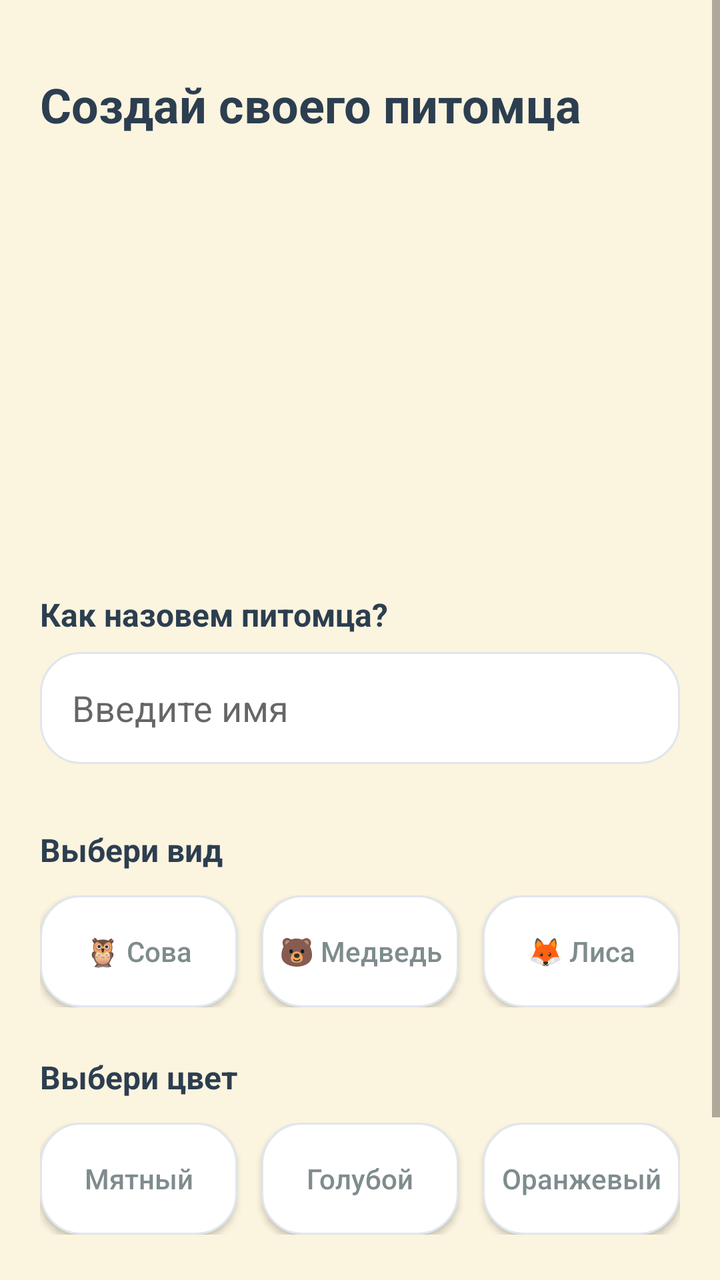
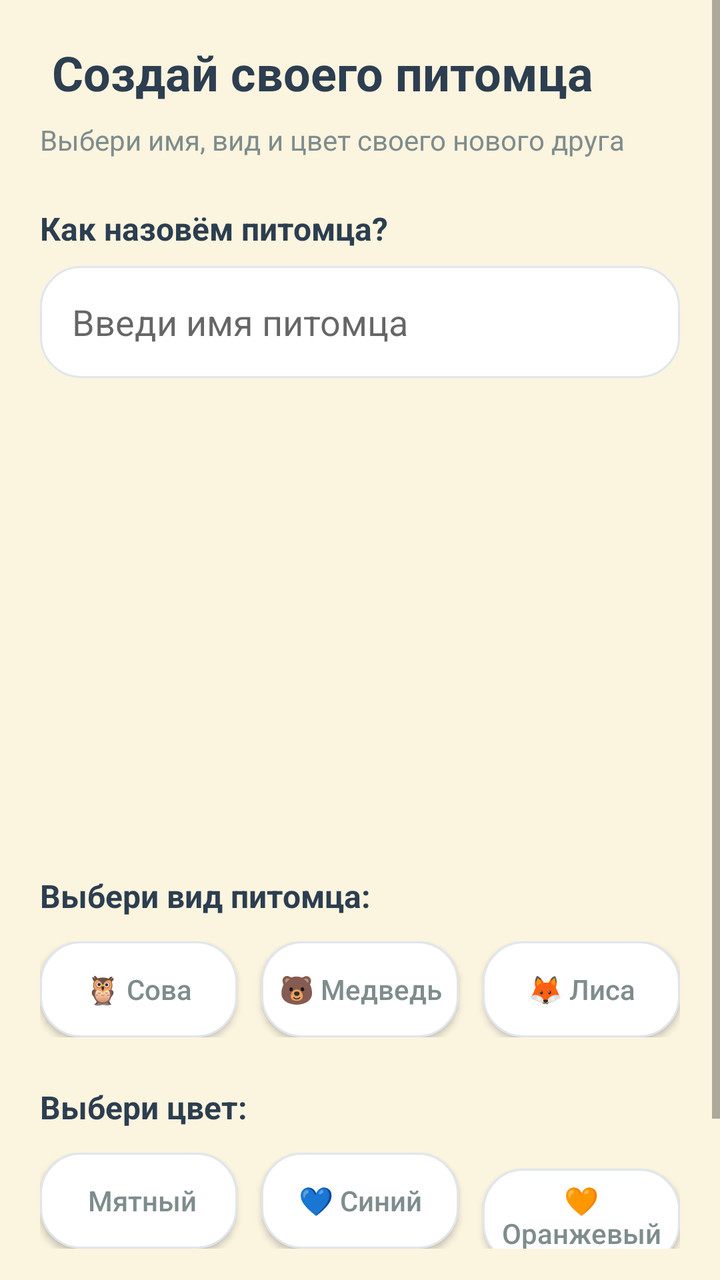

Screens rendered from an Android XML layout before and after an edit, with the pre-edit source and the edit as a unified diff.
<!-- AndroidManifest.xml: application theme Theme.MaterialComponents.DayNight.NoActionBar -->
<!-- res/layout/activity_create_pet.xml -->
<?xml version="1.0" encoding="utf-8"?>
<ScrollView xmlns:android="http://schemas.android.com/apk/res/android"
    android:layout_width="match_parent"
    android:layout_height="match_parent"
    android:background="#FBF4DF">

    <LinearLayout
        android:layout_width="match_parent"
        android:layout_height="wrap_content"
        android:orientation="vertical"
        android:padding="20dp">

        
        <TextView
            android:layout_width="wrap_content"
            android:layout_height="wrap_content"
            android:text="Создай своего питомца"
            android:textSize="24sp"
            android:textStyle="bold"
            android:textColor="#2C3E50"
            android:layout_marginTop="16dp"
            android:layout_marginBottom="24dp" />

        
        <ImageView
            android:id="@+id/iv_pet_preview"
            android:layout_width="180dp"
            android:layout_height="180dp"
            android:layout_gravity="center_horizontal"
            android:layout_marginBottom="24dp"
            android:scaleType="centerInside" />

        
        <TextView
            android:layout_width="wrap_content"
            android:layout_height="wrap_content"
            android:text="Как назовем питомца?"
            android:textSize="16sp"
            android:textStyle="bold"
            android:textColor="#2C3E50"
            android:layout_marginBottom="8dp" />

        <EditText
            android:id="@+id/et_pet_name"
            android:layout_width="match_parent"
            android:layout_height="56dp"
            android:hint="Введите имя"
            android:background="@drawable/bg_card"
            android:paddingStart="16dp"
            android:paddingEnd="16dp"
            android:textSize="18sp"
            android:textColor="#2C3E50"
            android:layout_marginBottom="32dp" />

        
        <TextView
            android:layout_width="wrap_content"
            android:layout_height="wrap_content"
            android:text="Выбери вид"
            android:textSize="16sp"
            android:textStyle="bold"
            android:textColor="#2C3E50"
            android:layout_marginBottom="12dp" />

        <LinearLayout
            android:layout_width="match_parent"
            android:layout_height="wrap_content"
            android:orientation="horizontal"
            android:gravity="center"
            android:layout_marginBottom="24dp">

            <androidx.appcompat.widget.AppCompatButton
                android:id="@+id/btn_owl"
                android:layout_width="0dp"
                android:layout_weight="1"
                android:layout_height="56dp"
                android:text="🦉 Сова"
                android:textSize="14sp"
                android:textAllCaps="false"
                android:background="@drawable/bg_card"
                android:textColor="#7F8C8D"
                android:layout_marginEnd="6dp" />

            <androidx.appcompat.widget.AppCompatButton
                android:id="@+id/btn_bear"
                android:layout_width="0dp"
                android:layout_weight="1"
                android:layout_height="56dp"
                android:text="🐻 Медведь"
                android:textSize="14sp"
                android:textAllCaps="false"
                android:background="@drawable/bg_card"
                android:textColor="#7F8C8D"
                android:layout_marginStart="6dp"
                android:layout_marginEnd="6dp" />

            <androidx.appcompat.widget.AppCompatButton
                android:id="@+id/btn_fox"
                android:layout_width="0dp"
                android:layout_weight="1"
                android:layout_height="56dp"
                android:text="🦊 Лиса"
                android:textSize="14sp"
                android:textAllCaps="false"
                android:background="@drawable/bg_card"
                android:textColor="#7F8C8D"
                android:layout_marginStart="6dp" />
        </LinearLayout>

        
        <TextView
            android:layout_width="wrap_content"
            android:layout_height="wrap_content"
            android:text="Выбери цвет"
            android:textSize="16sp"
            android:textStyle="bold"
            android:textColor="#2C3E50"
            android:layout_marginBottom="12dp" />

        <LinearLayout
            android:layout_width="match_parent"
            android:layout_height="wrap_content"
            android:orientation="horizontal"
            android:gravity="center"
            android:layout_marginBottom="40dp">

            <androidx.appcompat.widget.AppCompatButton
                android:id="@+id/btn_mint"
                android:layout_width="0dp"
                android:layout_weight="1"
                android:layout_height="56dp"
                android:text="Мятный"
                android:textSize="14sp"
                android:textAllCaps="false"
                android:background="@drawable/bg_card"
                android:textColor="#7F8C8D"
                android:layout_marginEnd="6dp" />

            <androidx.appcompat.widget.AppCompatButton
                android:id="@+id/btn_blue"
                android:layout_width="0dp"
                android:layout_weight="1"
                android:layout_height="56dp"
                android:text="Голубой"
                android:textSize="14sp"
                android:textAllCaps="false"
                android:background="@drawable/bg_card"
                android:textColor="#7F8C8D"
                android:layout_marginStart="6dp"
                android:layout_marginEnd="6dp" />

            <androidx.appcompat.widget.AppCompatButton
                android:id="@+id/btn_orange"
                android:layout_width="0dp"
                android:layout_weight="1"
                android:layout_height="56dp"
                android:text="Оранжевый"
                android:textSize="14sp"
                android:textAllCaps="false"
                android:background="@drawable/bg_card"
                android:textColor="#7F8C8D"
                android:layout_marginStart="6dp" />
        </LinearLayout>

        
        <androidx.appcompat.widget.AppCompatButton
            android:id="@+id/btn_save_pet"
            android:layout_width="match_parent"
            android:layout_height="56dp"
            android:text="Сохранить питомца"
            android:textSize="16sp"
            android:textAllCaps="false"
            android:background="@drawable/bg_button_pill"
            android:textColor="#FFFFFF"
            android:enabled="false"
            android:alpha="0.5" />

    </LinearLayout>
</ScrollView>
<!-- resources referenced by this layout -->
<resources>
  <!-- drawable bg_button_pill (drawable) -->
  <?xml version="1.0" encoding="utf-8"?>
  <shape xmlns:android="http://schemas.android.com/apk/res/android" android:shape="rectangle">
      <solid android:color="@color/primary_yellow" />
      <corners android:radius="50dp" />
  </shape>
  <!-- drawable bg_card (drawable) -->
  <?xml version="1.0" encoding="utf-8"?>
  <shape xmlns:android="http://schemas.android.com/apk/res/android" android:shape="rectangle">
      <solid android:color="@color/card_bg" />
      <corners android:radius="20dp" />
      <stroke android:width="1dp" android:color="@color/border_light" />
  </shape>
  <color name="primary_yellow">#F9CC61</color>
  <color name="card_bg">#FFFFFF</color>
  <color name="border_light">#E0E6ED</color>
</resources>

<!-- the commit's change to res/layout/activity_create_pet.xml (unified diff, before → after) -->
@@ -14,27 +14,25 @@
         <TextView
             android:layout_width="wrap_content"
             android:layout_height="wrap_content"
-            android:text="Создай своего питомца"
+            android:text=" Создай своего питомца"
             android:textSize="24sp"
             android:textStyle="bold"
             android:textColor="#2C3E50"
-            android:layout_marginTop="16dp"
+            android:layout_marginBottom="8dp" />
+
+        <TextView
+            android:layout_width="wrap_content"
+            android:layout_height="wrap_content"
+            android:text="Выбери имя, вид и цвет своего нового друга"
+            android:textSize="14sp"
+            android:textColor="#7F8C8D"
             android:layout_marginBottom="24dp" />
-
-        
-        <ImageView
-            android:id="@+id/iv_pet_preview"
-            android:layout_width="180dp"
-            android:layout_height="180dp"
-            android:layout_gravity="center_horizontal"
-            android:layout_marginBottom="24dp"
-            android:scaleType="centerInside" />
 
         
         <TextView
             android:layout_width="wrap_content"
             android:layout_height="wrap_content"
-            android:text="Как назовем питомца?"
+            android:text="Как назовём питомца?"
             android:textSize="16sp"
             android:textStyle="bold"
             android:textColor="#2C3E50"
@@ -44,19 +42,28 @@
             android:id="@+id/et_pet_name"
             android:layout_width="match_parent"
             android:layout_height="56dp"
-            android:hint="Введите имя"
+            android:hint="Введи имя питомца"
             android:background="@drawable/bg_card"
             android:paddingStart="16dp"
             android:paddingEnd="16dp"
             android:textSize="18sp"
             android:textColor="#2C3E50"
-            android:layout_marginBottom="32dp" />
+            android:layout_marginBottom="24dp" />
+
+        
+        <ImageView
+            android:id="@+id/iv_pet_preview"
+            android:layout_width="200dp"
+            android:layout_height="200dp"
+            android:layout_gravity="center_horizontal"
+            android:layout_marginBottom="24dp"
+            android:scaleType="centerInside" />
 
         
         <TextView
             android:layout_width="wrap_content"
             android:layout_height="wrap_content"
-            android:text="Выбери вид"
+            android:text="Выбери вид питомца:"
             android:textSize="16sp"
             android:textStyle="bold"
             android:textColor="#2C3E50"
@@ -66,14 +73,13 @@
             android:layout_width="match_parent"
             android:layout_height="wrap_content"
             android:orientation="horizontal"
-            android:gravity="center"
             android:layout_marginBottom="24dp">
 
             <androidx.appcompat.widget.AppCompatButton
                 android:id="@+id/btn_owl"
                 android:layout_width="0dp"
                 android:layout_weight="1"
-                android:layout_height="56dp"
+                android:layout_height="48dp"
                 android:text="🦉 Сова"
                 android:textSize="14sp"
                 android:textAllCaps="false"
@@ -85,7 +91,7 @@
                 android:id="@+id/btn_bear"
                 android:layout_width="0dp"
                 android:layout_weight="1"
-                android:layout_height="56dp"
+                android:layout_height="48dp"
                 android:text="🐻 Медведь"
                 android:textSize="14sp"
                 android:textAllCaps="false"
@@ -98,7 +104,7 @@
                 android:id="@+id/btn_fox"
                 android:layout_width="0dp"
                 android:layout_weight="1"
-                android:layout_height="56dp"
+                android:layout_height="48dp"
                 android:text="🦊 Лиса"
                 android:textSize="14sp"
                 android:textAllCaps="false"
@@ -111,7 +117,7 @@
         <TextView
             android:layout_width="wrap_content"
             android:layout_height="wrap_content"
-            android:text="Выбери цвет"
+            android:text="Выбери цвет:"
             android:textSize="16sp"
             android:textStyle="bold"
             android:textColor="#2C3E50"
@@ -121,15 +127,14 @@
             android:layout_width="match_parent"
             android:layout_height="wrap_content"
             android:orientation="horizontal"
-            android:gravity="center"
-            android:layout_marginBottom="40dp">
+            android:layout_marginBottom="32dp">
 
             <androidx.appcompat.widget.AppCompatButton
                 android:id="@+id/btn_mint"
                 android:layout_width="0dp"
                 android:layout_weight="1"
-                android:layout_height="56dp"
-                android:text="Мятный"
+                android:layout_height="48dp"
+                android:text=" Мятный"
                 android:textSize="14sp"
                 android:textAllCaps="false"
                 android:background="@drawable/bg_card"
@@ -140,8 +145,8 @@
                 android:id="@+id/btn_blue"
                 android:layout_width="0dp"
                 android:layout_weight="1"
-                android:layout_height="56dp"
-                android:text="Голубой"
+                android:layout_height="48dp"
+                android:text="💙 Синий"
                 android:textSize="14sp"
                 android:textAllCaps="false"
                 android:background="@drawable/bg_card"
@@ -153,8 +158,8 @@
                 android:id="@+id/btn_orange"
                 android:layout_width="0dp"
                 android:layout_weight="1"
-                android:layout_height="56dp"
-                android:text="Оранжевый"
+                android:layout_height="48dp"
+                android:text="🧡 Оранжевый"
                 android:textSize="14sp"
                 android:textAllCaps="false"
                 android:background="@drawable/bg_card"
@@ -167,7 +172,7 @@
             android:id="@+id/btn_save_pet"
             android:layout_width="match_parent"
             android:layout_height="56dp"
-            android:text="Сохранить питомца"
+            android:text="Создать питомца 🎉"
             android:textSize="16sp"
             android:textAllCaps="false"
             android:background="@drawable/bg_button_pill"
